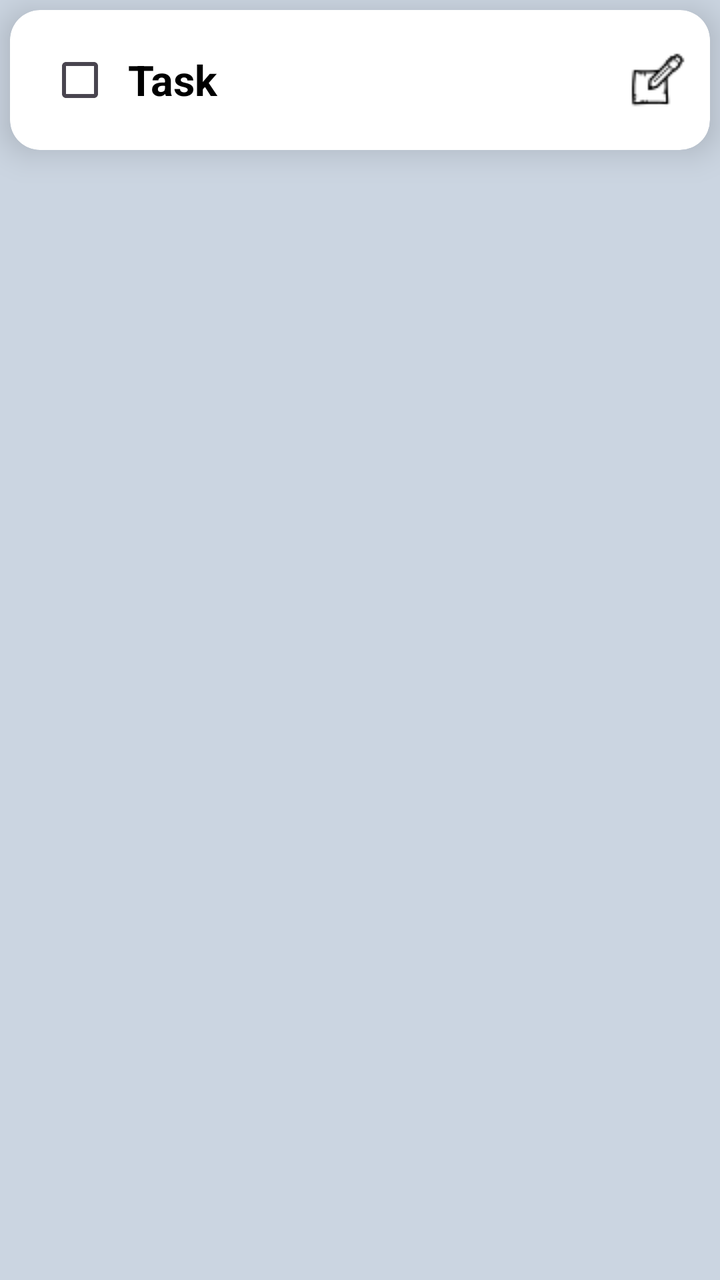
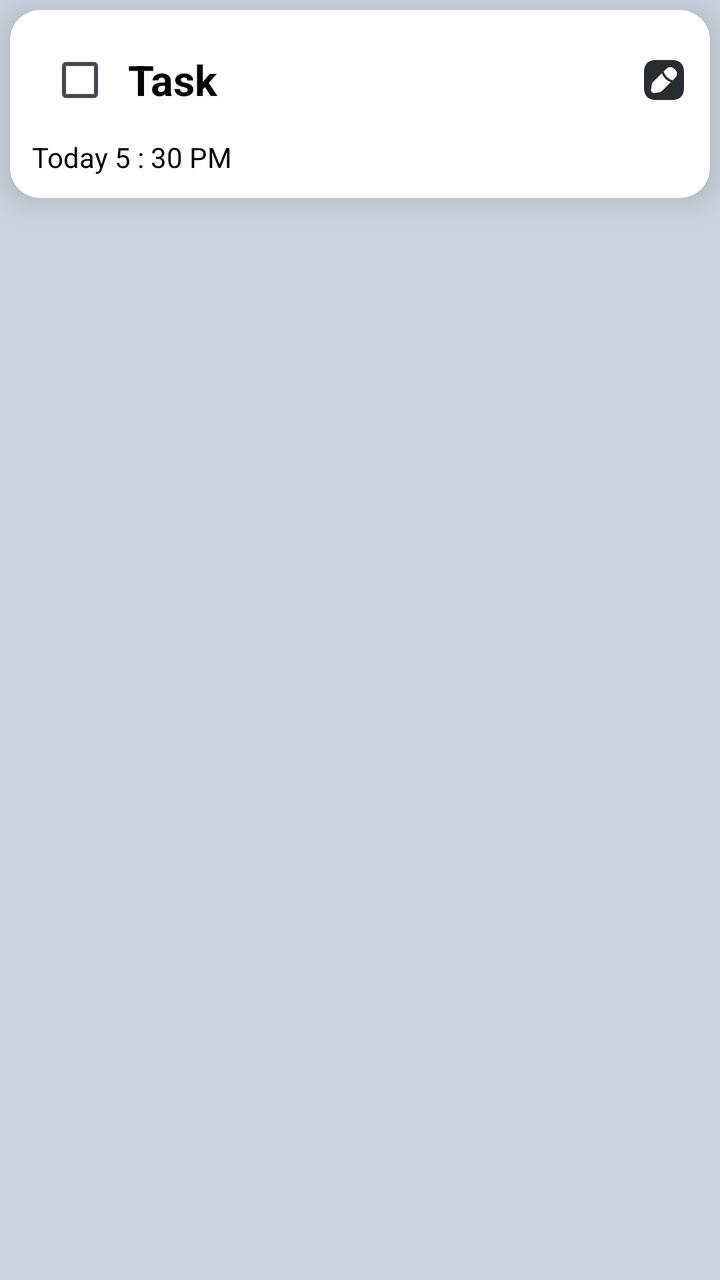

Screens rendered from an Android XML layout before and after an edit, with the pre-edit source and the edit as a unified diff.
<!-- AndroidManifest.xml: application theme Theme.NoteIt -->
<!-- res/layout/task_row.xml -->
<?xml version="1.0" encoding="utf-8"?>
<FrameLayout
    xmlns:android="http://schemas.android.com/apk/res/android"
    xmlns:app="http://schemas.android.com/apk/res-auto"
    android:layout_width="match_parent"
    android:layout_height="wrap_content"
    android:background="@color/divider">


    <androidx.cardview.widget.CardView
        android:id="@+id/cardTask"
        android:layout_width="match_parent"
        android:layout_height="wrap_content"
        android:layout_margin="5dp"
        app:cardCornerRadius="15dp"
        app:cardElevation="10dp">


        <LinearLayout
            android:layout_width="match_parent"
            android:layout_height="wrap_content"
            android:orientation="vertical"
            android:padding="11dp">


            
            <LinearLayout
                android:layout_width="match_parent"
                android:layout_height="wrap_content"
                android:gravity="center_vertical"
                android:orientation="horizontal">

                <CheckBox
                    android:layout_width="wrap_content"
                    android:layout_height="wrap_content"
                    android:id="@+id/checked"/>

                <TextView
                    android:id="@+id/txtContent"
                    android:layout_width="0dp"
                    android:layout_height="wrap_content"
                    android:layout_weight="1"
                    android:textStyle="bold"
                    android:text="Task"
                    android:textColor="@color/black"
                    android:textSize="21sp" />

                <ImageView
                    android:layout_width="wrap_content"
                    android:layout_height="wrap_content"
                    android:src="@drawable/edit_icon"
                    android:layout_marginStart="5dp"
                    android:id="@+id/imgEdit"/>


            </LinearLayout>

            


        </LinearLayout>

    </androidx.cardview.widget.CardView>

</FrameLayout>
<!-- resources referenced by this layout -->
<resources>
  <color name="black">#FF000000</color>
  <color name="divider">#CBD5E1</color>
  <!-- drawable edit_icon: png bitmap (drawable, 621 bytes) -->
  <style name="Theme.NoteIt" parent="Base.Theme.NoteIt" />
  <style name="Base.Theme.NoteIt" parent="Theme.Material3.DayNight.NoActionBar">
          
          <item name="colorPrimary">@color/primary</item>
          <item name="colorOnPrimary">@color/white</item>
          <item name="colorPrimaryContainer">@color/primary_container</item>
          <item name="colorSecondary">@color/secondary</item>
          <item name="android:windowBackground">@color/background</item>
          <item name="colorSurface">@color/surface</item>
          <item name="colorError">@color/error</item>
      </style>
  <color name="primary">#4F46E5</color>
  <color name="white">#FFFFFFFF</color>
  <color name="primary_container">#E0E7FF</color>
  <color name="secondary">#6366F1</color>
  <color name="background">#F8FAFC</color>
  <color name="surface">#FFFFFF</color>
  <color name="error">#EF4444</color>
</resources>

<!-- the commit's change to res/layout/task_row.xml (unified diff, before → after) -->
@@ -48,12 +48,20 @@
                 <ImageView
                     android:layout_width="wrap_content"
                     android:layout_height="wrap_content"
-                    android:src="@drawable/edit_icon"
+                    android:src="@drawable/edit_svgicon"
                     android:layout_marginStart="5dp"
                     android:id="@+id/imgEdit"/>
 
 
             </LinearLayout>
+
+            <TextView
+                android:id="@+id/todoDate"
+                android:layout_width="wrap_content"
+                android:layout_height="wrap_content"
+                android:text="Today 5 : 30 PM"
+                android:textColor="@color/black"
+                android:layout_marginTop = "5dp"/>
 
             
 
<!-- resource entries referenced after the edit -->
@@ -2,7 +2,12 @@
 <resources>
   <color name="black">#FF000000</color>
   <color name="divider">#CBD5E1</color>
-  <!-- drawable edit_icon: png bitmap (drawable, 621 bytes) -->
+  <!-- drawable edit_svgicon (drawable) -->
+  <vector xmlns:android="http://schemas.android.com/apk/res/android" android:autoMirrored="true" android:height="24dp" android:viewportHeight="24" android:viewportWidth="24" android:width="24dp">
+        
+      <path android:fillColor="#292D32" android:pathData="M16.19,2H7.81C4.17,2 2,4.17 2,7.81V16.18C2,19.83 4.17,22 7.81,22H16.18C19.82,22 21.99,19.83 21.99,16.19V7.81C22,4.17 19.83,2 16.19,2ZM10.95,17.51C10.66,17.8 10.11,18.08 9.71,18.14L7.25,18.49C7.16,18.5 7.07,18.51 6.98,18.51C6.57,18.51 6.19,18.37 5.92,18.1C5.59,17.77 5.45,17.29 5.53,16.76L5.88,14.3C5.94,13.89 6.21,13.35 6.51,13.06L10.97,8.6C11.05,8.81 11.13,9.02 11.24,9.26C11.34,9.47 11.45,9.69 11.57,9.89C11.67,10.06 11.78,10.22 11.87,10.34C11.98,10.51 12.11,10.67 12.19,10.76C12.24,10.83 12.28,10.88 12.3,10.9C12.55,11.2 12.84,11.48 13.09,11.69C13.16,11.76 13.2,11.8 13.22,11.81C13.37,11.93 13.52,12.05 13.65,12.14C13.81,12.26 13.97,12.37 14.14,12.46C14.34,12.58 14.56,12.69 14.78,12.8C15.01,12.9 15.22,12.99 15.43,13.06L10.95,17.51ZM17.37,11.09L16.45,12.02C16.39,12.08 16.31,12.11 16.23,12.11C16.2,12.11 16.16,12.11 16.14,12.1C14.11,11.52 12.49,9.9 11.91,7.87C11.88,7.76 11.91,7.64 11.99,7.57L12.92,6.64C14.44,5.12 15.89,5.15 17.38,6.64C18.14,7.4 18.51,8.13 18.51,8.89C18.5,9.61 18.13,10.33 17.37,11.09Z"/>
+      
+  </vector>
   <style name="Theme.NoteIt" parent="Base.Theme.NoteIt" />
   <style name="Base.Theme.NoteIt" parent="Theme.Material3.DayNight.NoActionBar">
           
